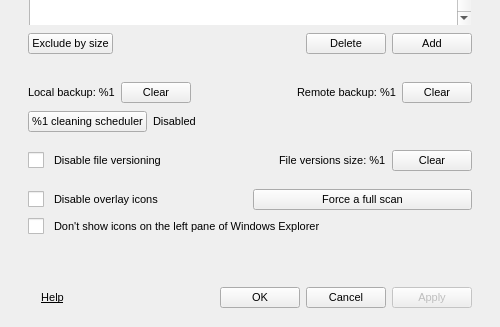
Old version of the form src/MEGASync/gui/win/SettingsDialog.ui in the repository meganz/MEGAsync; both pictures show x 0 to 500 and y 273 to 600 of the 500 by 600 pixel window.
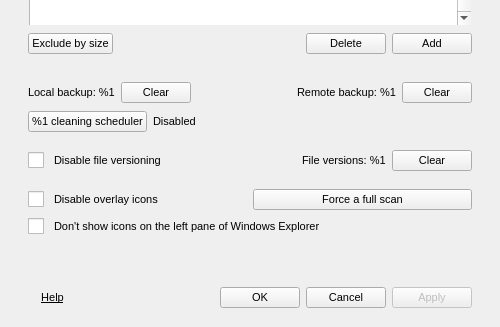
New version of the form. Icons and pictures are not drawn.

Commit message: Update label string

```diff
--- a/src/MEGASync/gui/win/SettingsDialog.ui
+++ b/src/MEGASync/gui/win/SettingsDialog.ui
@@ -3660,7 +3660,7 @@
           <item>
            <widget class="QLabel" name="lFileVersionsSize">
             <property name="text">
-             <string>File versions size: %1</string>
+             <string>File versions: %1</string>
             </property>
            </widget>
           </item>
```
The commit also changes 4 other files.
